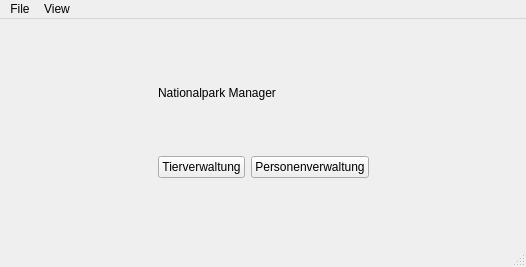
The window that NationalParkGUI/mainwindow.ui (haritianaramparany3331-ship-it/Verwaltung-eines-Nationalparks) describes before a commit, drawn with Qt 5.
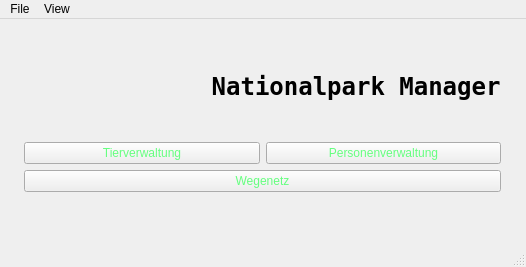
The same window after the commit. The open tabs and pages were chosen to show the change.

The edit to the form file:
```diff
--- a/NationalParkGUI/mainwindow.ui
+++ b/NationalParkGUI/mainwindow.ui
@@ -29,11 +29,19 @@
    <layout class="QHBoxLayout" name="horizontalLayout_9">
     <item>
      <widget class="QStackedWidget" name="stackedWidget">
+      <property name="font">
+       <font>
+        <bold>true</bold>
+       </font>
+      </property>
+      <property name="styleSheet">
+       <string notr="true">color: rgb(101, 255, 127);</string>
+      </property>
       <property name="currentIndex">
        <number>1</number>
       </property>
       <widget class="QWidget" name="hauptseite">
-       <layout class="QVBoxLayout" name="verticalLayout_3">
+       <layout class="QHBoxLayout" name="horizontalLayout_10">
         <item>
          <layout class="QHBoxLayout" name="horizontalLayout_2">
           <item>
@@ -66,8 +74,18 @@
             </item>
             <item>
              <widget class="QLabel" name="nationalparkManagerLabel">
+              <property name="font">
+               <font>
+                <family>Terminal</family>
+                <pointsize>18</pointsize>
+                <bold>true</bold>
+               </font>
+              </property>
+              <property name="styleSheet">
+               <string notr="true">color: rgb(0, 0, 0);</string>
+              </property>
               <property name="text">
-               <string>Nationalpark Manager</string>
+               <string>             Nationalpark Manager</string>
               </property>
              </widget>
             </item>
@@ -102,6 +120,13 @@
               </item>
              </layout>
             </item>
+            <item>
+             <widget class="QPushButton" name="wegenetzPushButton">
+              <property name="text">
+               <string>Wegenetz</string>
+              </property>
+             </widget>
+            </item>
             <item>
              <spacer name="verticalSpacer_2">
               <property name="orientation">
```
Left out of the diff: 16 changed lines with no effect on the pictures.
